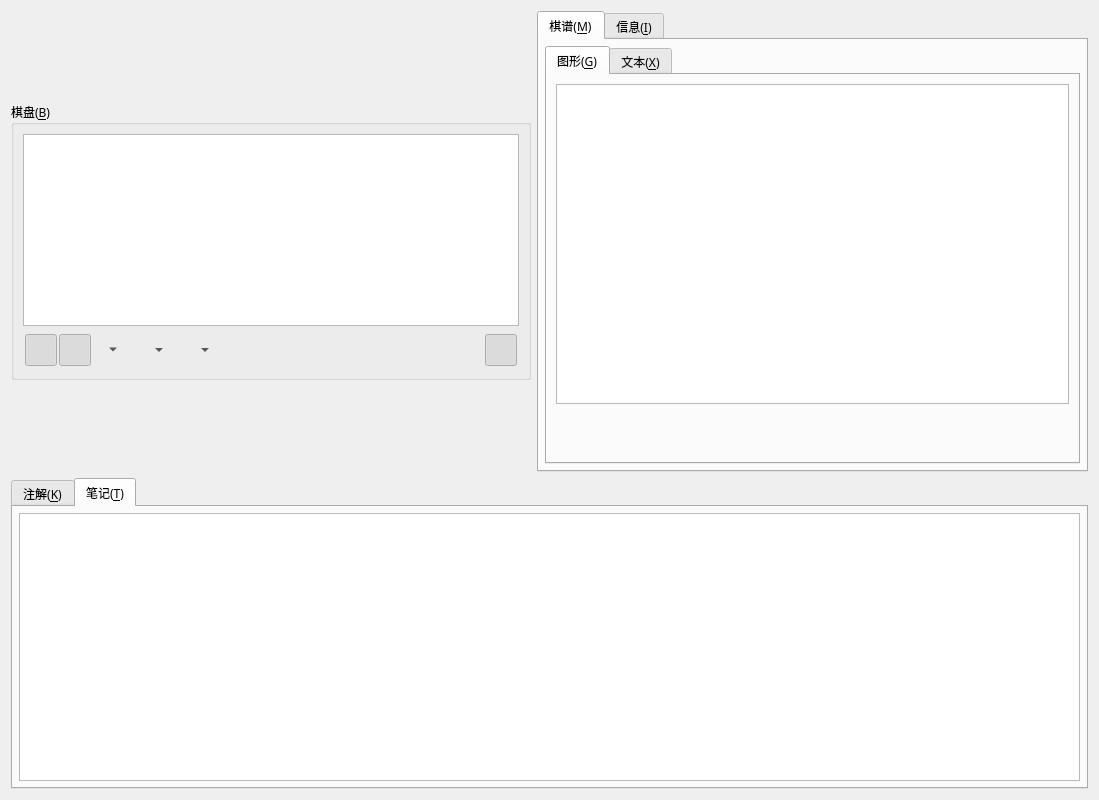
This is src/manualsubwindow.ui in hbsxcjp/cchess_qt as Qt 5 draws it before an edit. The edited form follows.
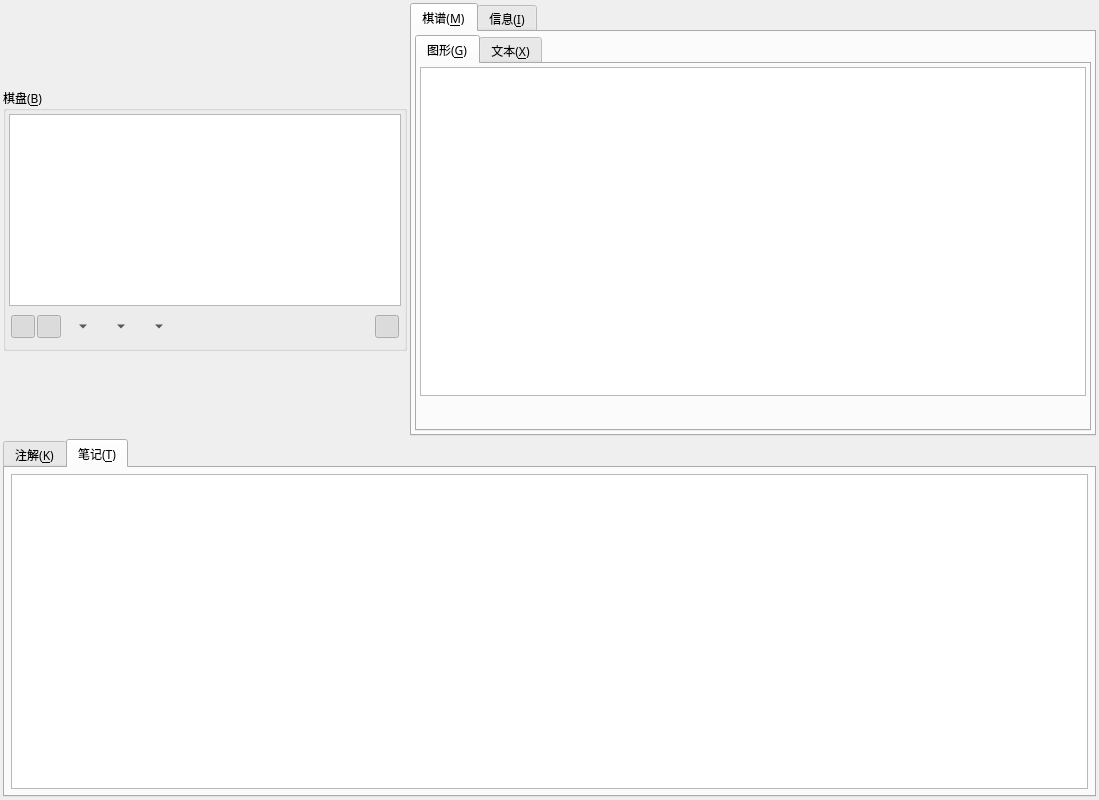
This is the edited form. The open tabs and pages were chosen to show the change. Icons and pictures are not drawn. Custom widgets are drawn as their Qt base class.

```diff
--- a/src/manualsubwindow.ui
+++ b/src/manualsubwindow.ui
@@ -56,6 +56,21 @@
    <string notr="true"/>
   </property>
   <layout class="QVBoxLayout" name="verticalLayout_6">
+   <property name="spacing">
+    <number>3</number>
+   </property>
+   <property name="leftMargin">
+    <number>3</number>
+   </property>
+   <property name="topMargin">
+    <number>3</number>
+   </property>
+   <property name="rightMargin">
+    <number>3</number>
+   </property>
+   <property name="bottomMargin">
+    <number>3</number>
+   </property>
    <item>
     <layout class="QHBoxLayout" name="horizontalLayout_5">
      <property name="sizeConstraint">
@@ -88,9 +103,24 @@
         <string notr="true">棋盘(&amp;B)</string>
        </property>
        <layout class="QVBoxLayout" name="verticalLayout_5">
+        <property name="spacing">
+         <number>3</number>
+        </property>
         <property name="sizeConstraint">
          <enum>QLayout::SetFixedSize</enum>
         </property>
+        <property name="leftMargin">
+         <number>3</number>
+        </property>
+        <property name="topMargin">
+         <number>3</number>
+        </property>
+        <property name="rightMargin">
+         <number>3</number>
+        </property>
+        <property name="bottomMargin">
+         <number>3</number>
+        </property>
         <item>
          <widget class="BoardView" name="boardView">
           <property name="sizePolicy">
@@ -119,8 +149,8 @@
           </property>
           <property name="font">
            <font>
+            <family>微软雅黑</family>
             <pointsize>10</pointsize>
-            <weight>75</weight>
             <bold>true</bold>
            </font>
           </property>
@@ -249,8 +279,8 @@
              </property>
              <property name="iconSize">
               <size>
-               <width>24</width>
-               <height>32</height>
+               <width>16</width>
+               <height>16</height>
               </size>
              </property>
              <property name="shortcut">
@@ -292,8 +322,8 @@
              </property>
              <property name="iconSize">
               <size>
-               <width>24</width>
-               <height>32</height>
+               <width>16</width>
+               <height>16</height>
               </size>
              </property>
              <property name="shortcut">
@@ -317,8 +347,8 @@
             <widget class="QToolButton" name="btnTurnState">
              <property name="font">
               <font>
+               <family>微软雅黑</family>
                <pointsize>10</pointsize>
-               <weight>75</weight>
                <bold>true</bold>
               </font>
              </property>
@@ -342,8 +372,8 @@
              </property>
              <property name="iconSize">
               <size>
-               <width>24</width>
-               <height>32</height>
+               <width>16</width>
+               <height>16</height>
               </size>
              </property>
              <property name="shortcut">
@@ -394,8 +424,8 @@
              </property>
              <property name="iconSize">
               <size>
-               <width>24</width>
-               <height>32</height>
+               <width>16</width>
+               <height>16</height>
               </size>
              </property>
              <property name="shortcut">
@@ -440,8 +470,8 @@
              </property>
              <property name="iconSize">
               <size>
-               <width>24</width>
-               <height>32</height>
+               <width>16</width>
+               <height>16</height>
               </size>
              </property>
              <property name="shortcut">
@@ -477,8 +507,8 @@
              </property>
              <property name="iconSize">
               <size>
-               <width>24</width>
-               <height>32</height>
+               <width>16</width>
+               <height>16</height>
               </size>
              </property>
              <property name="shortcut">
@@ -514,8 +544,8 @@
              </property>
              <property name="iconSize">
               <size>
-               <width>24</width>
-               <height>32</height>
+               <width>16</width>
+               <height>16</height>
               </size>
              </property>
              <property name="shortcut">
@@ -548,8 +578,8 @@
              </property>
              <property name="iconSize">
               <size>
-               <width>24</width>
-               <height>32</height>
+               <width>16</width>
+               <height>16</height>
               </size>
              </property>
              <property name="shortcut">
@@ -582,8 +612,8 @@
              </property>
              <property name="iconSize">
               <size>
-               <width>24</width>
-               <height>32</height>
+               <width>16</width>
+               <height>16</height>
               </size>
              </property>
              <property name="shortcut">
@@ -616,8 +646,8 @@
              </property>
              <property name="iconSize">
               <size>
-               <width>24</width>
-               <height>32</height>
+               <width>16</width>
+               <height>16</height>
               </size>
              </property>
              <property name="shortcut">
@@ -650,8 +680,8 @@
              </property>
              <property name="iconSize">
               <size>
-               <width>24</width>
-               <height>32</height>
+               <width>16</width>
+               <height>16</height>
               </size>
              </property>
              <property name="shortcut">
@@ -684,8 +714,8 @@
              </property>
              <property name="iconSize">
               <size>
-               <width>24</width>
-               <height>32</height>
+               <width>16</width>
+               <height>16</height>
               </size>
              </property>
              <property name="shortcut">
@@ -718,8 +748,8 @@
              </property>
              <property name="iconSize">
               <size>
-               <width>24</width>
-               <height>32</height>
+               <width>16</width>
+               <height>16</height>
               </size>
              </property>
              <property name="shortcut">
@@ -752,8 +782,8 @@
              </property>
              <property name="iconSize">
               <size>
-               <width>24</width>
-               <height>32</height>
+               <width>16</width>
+               <height>16</height>
               </size>
              </property>
              <property name="shortcut">
@@ -837,17 +867,20 @@
          <string notr="true">棋谱(&amp;M)</string>
         </attribute>
         <layout class="QVBoxLayout" name="verticalLayout">
+         <property name="spacing">
+          <number>6</number>
+         </property>
          <property name="leftMargin">
-          <number>6</number>
+          <number>3</number>
          </property>
          <property name="topMargin">
-          <number>6</number>
+          <number>3</number>
          </property>
          <property name="rightMargin">
-          <number>6</number>
+          <number>3</number>
          </property>
          <property name="bottomMargin">
-          <number>6</number>
+          <number>3</number>
          </property>
          <item>
           <widget class="QTabWidget" name="moveTabWidget">
@@ -876,7 +909,7 @@
             <enum>QTabWidget::Rounded</enum>
            </property>
            <property name="currentIndex">
-            <number>0</number>
+            <number>1</number>
            </property>
            <widget class="QWidget" name="graphyTab">
             <property name="toolTip">
@@ -898,6 +931,21 @@
              <string notr="true">图形(&amp;G)</string>
             </attribute>
             <layout class="QVBoxLayout" name="verticalLayout_4">
+             <property name="spacing">
+              <number>3</number>
+             </property>
+             <property name="leftMargin">
+              <number>3</number>
+             </property>
+             <property name="topMargin">
+              <number>3</number>
+             </property>
+             <property name="rightMargin">
+              <number>3</number>
+             </property>
+             <property name="bottomMargin">
+              <number>3</number>
+             </property>
              <item>
               <widget class="MoveView" name="moveView">
                <property name="sizePolicy">
@@ -909,7 +957,7 @@
                <property name="font">
                 <font>
                  <family>微软雅黑</family>
-                 <pointsize>11</pointsize>
+                 <pointsize>10</pointsize>
                 </font>
                </property>
                <property name="contextMenuPolicy">
@@ -993,8 +1041,8 @@
                  </property>
                  <property name="iconSize">
                   <size>
-                   <width>24</width>
-                   <height>32</height>
+                   <width>16</width>
+                   <height>16</height>
                   </size>
                  </property>
                  <property name="shortcut">
@@ -1030,8 +1078,8 @@
                  </property>
                  <property name="iconSize">
                   <size>
-                   <width>24</width>
-                   <height>32</height>
+                   <width>16</width>
+                   <height>16</height>
                   </size>
                  </property>
                  <property name="shortcut">
@@ -1064,8 +1112,8 @@
                  </property>
                  <property name="iconSize">
                   <size>
-                   <width>24</width>
-                   <height>32</height>
+                   <width>16</width>
+                   <height>16</height>
                   </size>
                  </property>
                  <property name="shortcut">
@@ -1111,8 +1159,8 @@
                  </property>
                  <property name="iconSize">
                   <size>
-                   <width>24</width>
-                   <height>32</height>
+                   <width>16</width>
+                   <height>16</height>
                   </size>
                  </property>
                  <property name="shortcut">
@@ -1145,8 +1193,8 @@
                  </property>
                  <property name="iconSize">
                   <size>
-                   <width>24</width>
-                   <height>32</height>
+                   <width>16</width>
+                   <height>16</height>
                   </size>
                  </property>
                  <property name="shortcut">
@@ -1179,8 +1227,8 @@
                  </property>
                  <property name="iconSize">
                   <size>
-                   <width>24</width>
-                   <height>32</height>
+                   <width>16</width>
+                   <height>16</height>
                   </size>
                  </property>
                  <property name="shortcut">
@@ -1213,8 +1261,8 @@
                  </property>
                  <property name="iconSize">
                   <size>
-                   <width>24</width>
-                   <height>32</height>
+                   <width>16</width>
+                   <height>16</height>
                   </size>
                  </property>
                  <property name="shortcut">
@@ -1247,8 +1295,8 @@
                  </property>
                  <property name="iconSize">
                   <size>
-                   <width>24</width>
-                   <height>32</height>
+                   <width>16</width>
+                   <height>16</height>
                   </size>
                  </property>
                  <property name="shortcut">
@@ -1294,8 +1342,8 @@
                  </property>
                  <property name="iconSize">
                   <size>
-                   <width>24</width>
-                   <height>32</height>
+                   <width>16</width>
+                   <height>16</height>
                   </size>
                  </property>
                  <property name="shortcut">
@@ -1328,8 +1376,8 @@
                  </property>
                  <property name="iconSize">
                   <size>
-                   <width>24</width>
-                   <height>32</height>
+                   <width>16</width>
+                   <height>16</height>
                   </size>
                  </property>
                  <property name="shortcut">
@@ -1614,8 +1662,8 @@
                  </property>
                  <property name="iconSize">
                   <size>
-                   <width>24</width>
-                   <height>32</height>
+                   <width>16</width>
+                   <height>16</height>
                   </size>
                  </property>
                  <property name="toolButtonStyle">
@@ -1667,17 +1715,20 @@
          <string notr="true">信息(&amp;I)</string>
         </attribute>
         <layout class="QVBoxLayout" name="verticalLayout_3">
+         <property name="spacing">
+          <number>6</number>
+         </property>
          <property name="leftMargin">
-          <number>9</number>
+          <number>3</number>
          </property>
          <property name="topMargin">
-          <number>9</number>
+          <number>3</number>
          </property>
          <property name="rightMargin">
-          <number>9</number>
+          <number>3</number>
          </property>
          <property name="bottomMargin">
-          <number>9</number>
+          <number>3</number>
          </property>
          <item>
           <widget class="QGroupBox" name="infoGroupBox">
@@ -2467,8 +2518,8 @@
              </property>
              <property name="iconSize">
               <size>
-               <width>24</width>
-               <height>32</height>
+               <width>16</width>
+               <height>16</height>
               </size>
              </property>
              <property name="toolButtonStyle">
@@ -2514,8 +2565,8 @@
              </property>
              <property name="iconSize">
               <size>
-               <width>24</width>
-               <height>32</height>
+               <width>16</width>
+               <height>16</height>
               </size>
              </property>
              <property name="toolButtonStyle">
@@ -2561,8 +2612,8 @@
              </property>
              <property name="iconSize">
               <size>
-               <width>24</width>
-               <height>32</height>
+               <width>16</width>
+               <height>16</height>
               </size>
              </property>
              <property name="toolButtonStyle">
@@ -2627,7 +2678,7 @@
       <string notr="true"/>
      </property>
      <property name="currentIndex">
-      <number>0</number>
+      <number>1</number>
      </property>
      <widget class="QWidget" name="remarkTab">
       <attribute name="title">
```
